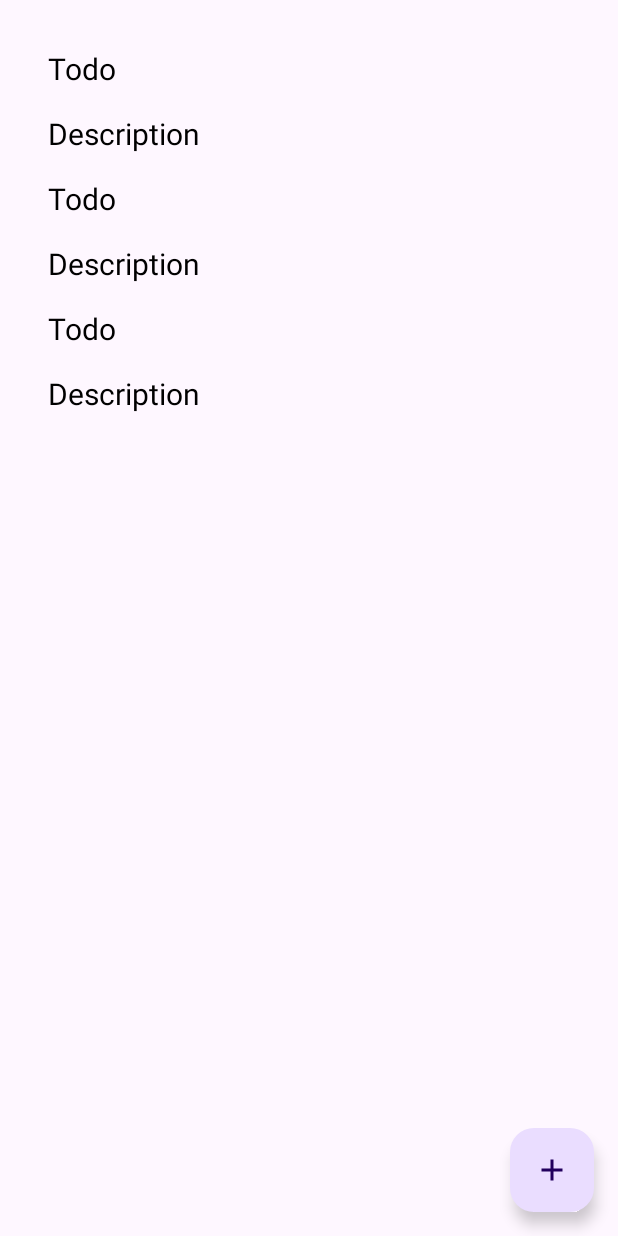
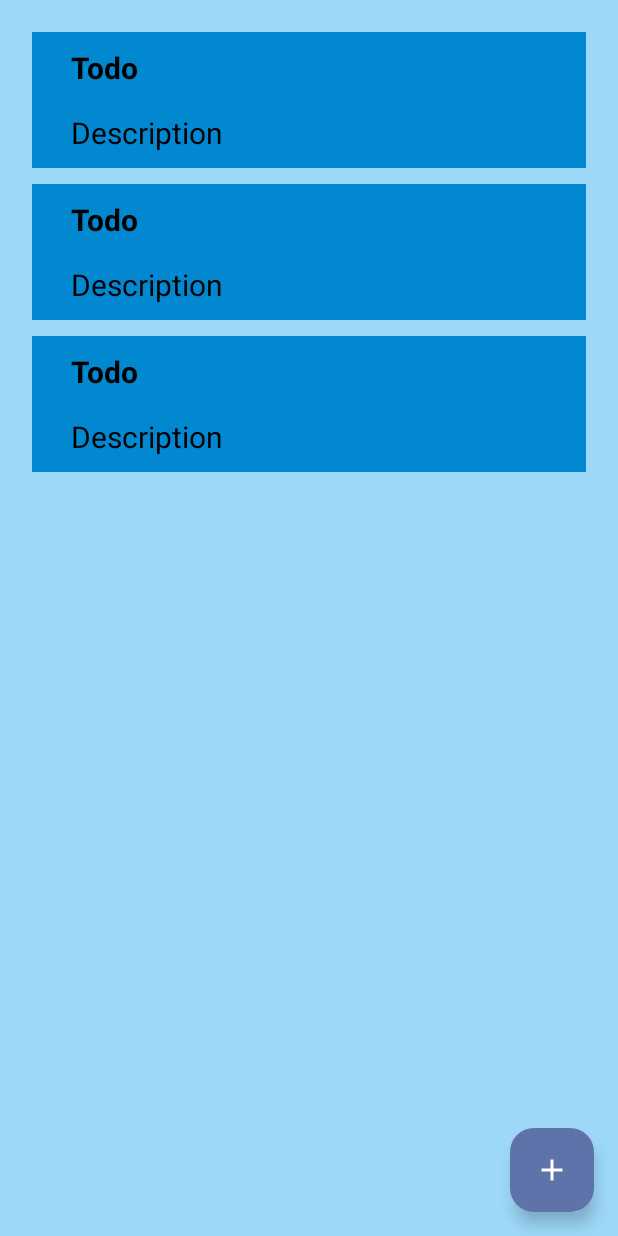
Before and after one commit to shahbaz-tariq/Todo-App, an Android app: the layout activity_main.xml on its own in the app's theme, with its tools: preview values and no code run, on a phone screen of 412 x 824 dp. Run offline under Robolectric (Android 15) with nearby library versions, the phone set to English and light mode, and no system bars.

Commit message:
Update Error needs fixing

```diff
--- a/app/src/main/java/com/example/todolist/TodoAdapter.kt
+++ b/app/src/main/java/com/example/todolist/TodoAdapter.kt
@@ -18,6 +18,10 @@ class TodoAdapter : ListAdapter<Todo, TodoAdapter.TodoViewHolder>(TodoComparator
     override fun onBindViewHolder(holder: TodoViewHolder, position: Int) {
         val current = getItem(position)
         holder.bind(current)
+    }
+
+    fun getTodo(position: Int): Todo {
+        return getItem(position)
     }
 
     class TodoViewHolder(itemView: View) : RecyclerView.ViewHolder(itemView) {
--- a/app/src/main/java/com/example/todolist/TodoViewModel.kt
+++ b/app/src/main/java/com/example/todolist/TodoViewModel.kt
@@ -18,11 +18,11 @@ class TodoViewModel(private val repository: TodoRepo) : ViewModel() {
     }
 
     fun update(todo: Todo) = viewModelScope.launch {
-        repository.insert(todo)
+        repository.update(todo)
     }
 
     fun delete(todo: Todo) = viewModelScope.launch {
-        repository.insert(todo)
+        repository.delete(todo)
     }
 
     class TodoViewModelFactory(private val repository: TodoRepo) : ViewModelProvider.Factory {
--- a/app/src/main/res/layout/activity_main.xml
+++ b/app/src/main/res/layout/activity_main.xml
@@ -4,6 +4,7 @@
     xmlns:app="http://schemas.android.com/apk/res-auto"
     xmlns:tools="http://schemas.android.com/tools"
     android:layout_width="match_parent"
+    android:background="#9DD8F8"
     android:layout_height="match_parent"
     tools:context=".MainActivity">
 
--- a/app/src/main/res/layout/each_rv.xml
+++ b/app/src/main/res/layout/each_rv.xml
@@ -1,8 +1,10 @@
 <?xml version="1.0" encoding="utf-8"?>
 <androidx.constraintlayout.widget.ConstraintLayout xmlns:android="http://schemas.android.com/apk/res/android"
     xmlns:app="http://schemas.android.com/apk/res-auto"
-    xmlns:tools="http://schemas.android.com/tools"
+    android:layout_margin="5dp"
+    android:padding="10dp"
     android:layout_width="match_parent"
+    android:background="#0288D1"
     android:layout_height="wrap_content">
 
     <TextView
@@ -10,8 +12,8 @@
         android:layout_width="wrap_content"
         android:layout_height="wrap_content"
         android:layout_marginStart="16dp"
-        android:layout_marginTop="16dp"
         android:text="Todo"
+        android:textStyle="bold"
         android:textColor="@color/black"
         android:textSize="20sp"
         app:layout_constraintStart_toStartOf="parent"
--- a/app/src/main/res/values-night/themes.xml
+++ b/app/src/main/res/values-night/themes.xml
@@ -1,6 +1,6 @@
 <resources xmlns:tools="http://schemas.android.com/tools">
     <!-- Base application theme. -->
-    <style name="Base.Theme.TodoList" parent="Theme.Material3.DayNight.NoActionBar">
+    <style name="Base.Theme.TodoList" parent="Theme.Material3.DynamicColors.Dark">
         <!-- Customize your dark theme here. -->
         <!-- <item name="colorPrimary">@color/my_dark_primary</item> -->
     </style>
--- a/app/src/main/res/values/themes.xml
+++ b/app/src/main/res/values/themes.xml
@@ -1,6 +1,6 @@
 <resources xmlns:tools="http://schemas.android.com/tools">
     <!-- Base application theme. -->
-    <style name="Base.Theme.TodoList" parent="Theme.Material3.DayNight.NoActionBar">
+    <style name="Base.Theme.TodoList" parent="Theme.Material3.DynamicColors.Light">
         <!-- Customize your light theme here. -->
         <!-- <item name="colorPrimary">@color/my_light_primary</item> -->
     </style>
```
Also changed, not shown: app/src/main/java/com/example/todolist/AddTodo.kt (+29 -1 lines), app/src/main/java/com/example/todolist/MainActivity.kt (+58 -5 lines).
